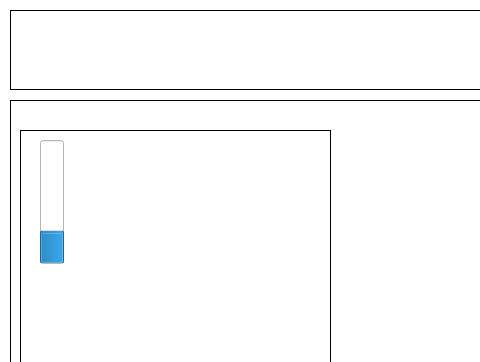
Above: Serial Port Example/Serial_Port_Example/widget.ui from IvanZend/Learning-QT before the change; both pictures show x 0 to 480 and y 0 to 362 of the 710 by 553 pixel window. Below: the same form after it.
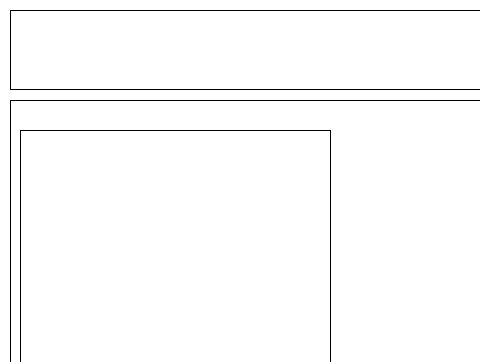
That is the form after the change. Custom widgets are drawn as their Qt base class.

Diff of the .ui file:
```diff
--- a/Serial Port Example/Serial_Port_Example/widget.ui
+++ b/Serial Port Example/Serial_Port_Example/widget.ui
@@ -577,30 +577,6 @@
     <property name="frameShape">
      <enum>QFrame::Box</enum>
     </property>
-    <widget class="QSplitter" name="splitter">
-     <property name="geometry">
-      <rect>
-       <x>20</x>
-       <y>10</y>
-       <width>24</width>
-       <height>124</height>
-      </rect>
-     </property>
-     <property name="orientation">
-      <enum>Qt::Horizontal</enum>
-     </property>
-     <widget class="QProgressBar" name="progressBar">
-      <property name="enabled">
-       <bool>true</bool>
-      </property>
-      <property name="value">
-       <number>24</number>
-      </property>
-      <property name="orientation">
-       <enum>Qt::Vertical</enum>
-      </property>
-     </widget>
-    </widget>
    </widget>
   </widget>
  </widget>
```
